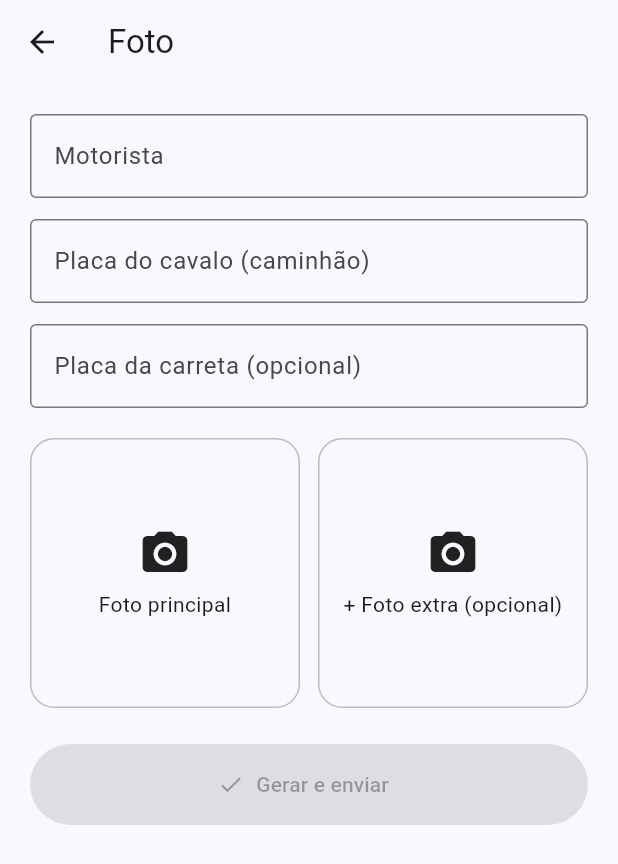
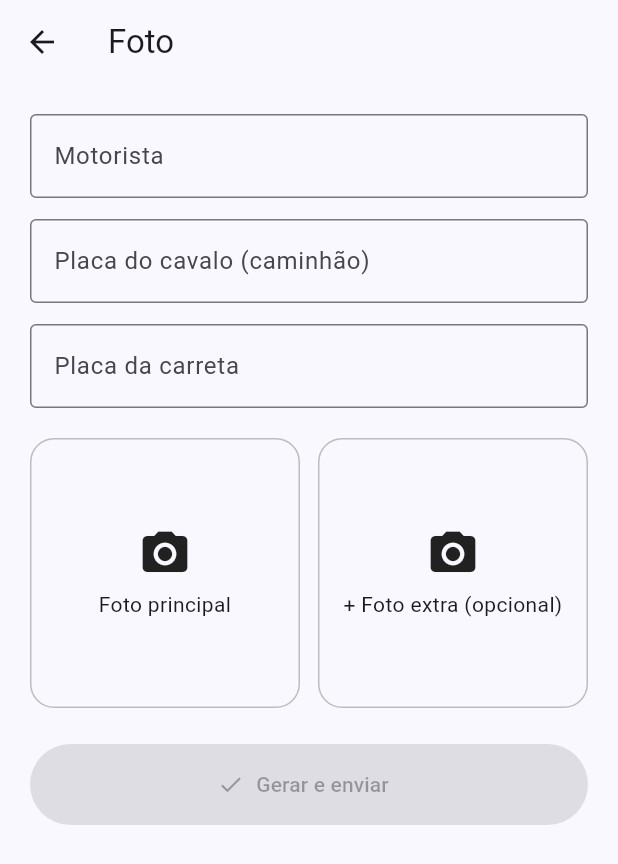
Before and after one commit to pablogalindo159/jotalle, a Flutter app: the screen it shows after launch, after a tap on "FOTO", on a phone screen of 412 x 824 dp. Shown: the top 864 px of the screen. Run offline on Flutter 3.47's test engine with Material 3 defaults, Android fonts, the phone set to English and light mode, and no system bars; our stand-ins replace connectivity_plus, geolocator, image_picker, open_filex, pdf, shared_preferences; missing offline and left inert: cunning_document_scanner, gal.

Commit message:
Foto: motorista, placa do cavalo e da carreta obrigatórios e sempre digitados
Co-Authored-By: Claude Sonnet 5.5 <noreply@anthropic.com>
Claude-Session: https://claude.ai/code/session_014k5M63geF1BKdD88U3HBVN

```diff
--- a/app/lib/screens/photo_screen.dart
+++ b/app/lib/screens/photo_screen.dart
@@ -22,9 +22,10 @@ class PhotoScreen extends StatefulWidget {
 
 class _PhotoScreenState extends State<PhotoScreen> {
   final _form = GlobalKey<FormState>();
-  late final _motorista = TextEditingController(text: widget.settings.ultimoMotorista);
-  late final _placa = TextEditingController(text: widget.settings.ultimaPlaca);
-  late final _carreta = TextEditingController(text: widget.settings.ultimaCarreta);
+  // Campos sempre começam vazios: o motorista digita os 3 itens a cada foto.
+  final _motorista = TextEditingController();
+  final _placa = TextEditingController();
+  final _carreta = TextEditingController();
   final _picker = ImagePicker();
 
   File? _principal, _extra;
@@ -64,9 +65,6 @@ class _PhotoScreenState extends State<PhotoScreen> {
       final s = widget.settings;
       final motorista = _motorista.text.trim().toUpperCase();
       final placa = _limpa(_placa.text), carreta = _limpa(_carreta.text);
-      s.ultimoMotorista = motorista;
-      s.ultimaPlaca = placa;
-      s.ultimaCarreta = carreta;
 
       LocalFix? local;
       try {
@@ -156,11 +154,8 @@ class _PhotoScreenState extends State<PhotoScreen> {
                   textCapitalization: TextCapitalization.characters,
                   inputFormatters: [LengthLimitingTextInputFormatter(8)],
                   decoration: const InputDecoration(
-                      labelText: 'Placa da carreta (opcional)', border: OutlineInputBorder()),
-                  validator: (v) {
-                    final t = _limpa(v ?? '');
-                    return t.isEmpty || t.length == 7 ? null : 'Placa com 7 caracteres';
-                  },
+                      labelText: 'Placa da carreta', border: OutlineInputBorder()),
+                  validator: (v) => _limpa(v ?? '').length == 7 ? null : 'Placa com 7 caracteres',
                 ),
               ]),
             ),
```
Also changed, not shown: 4 other files.
